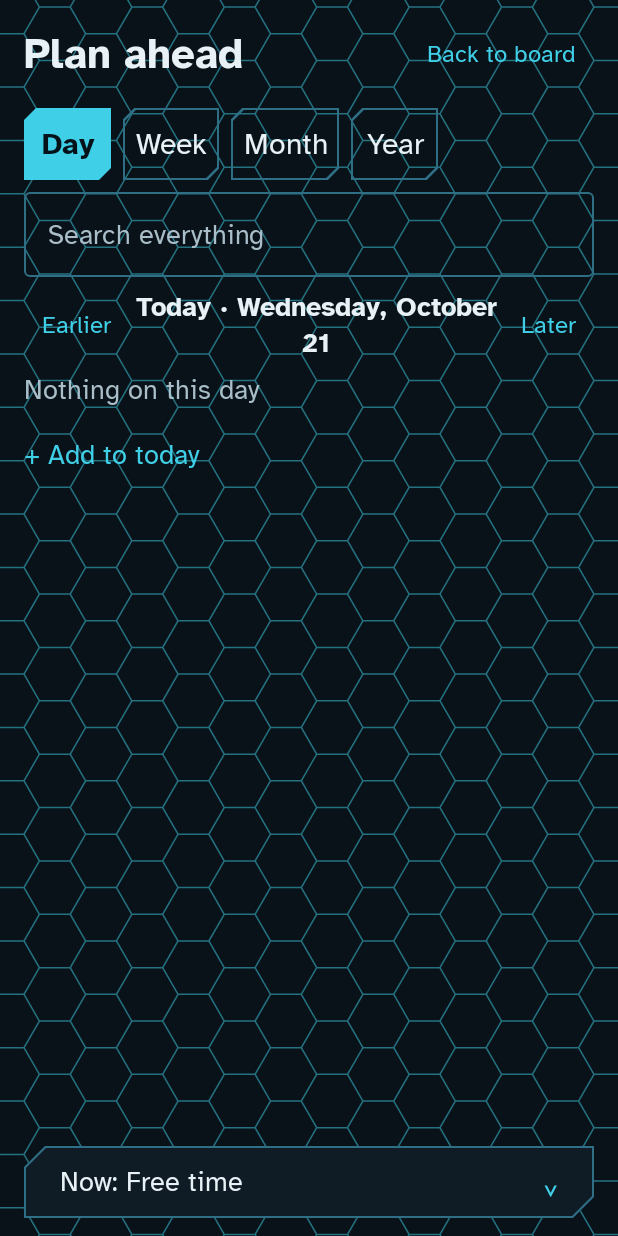
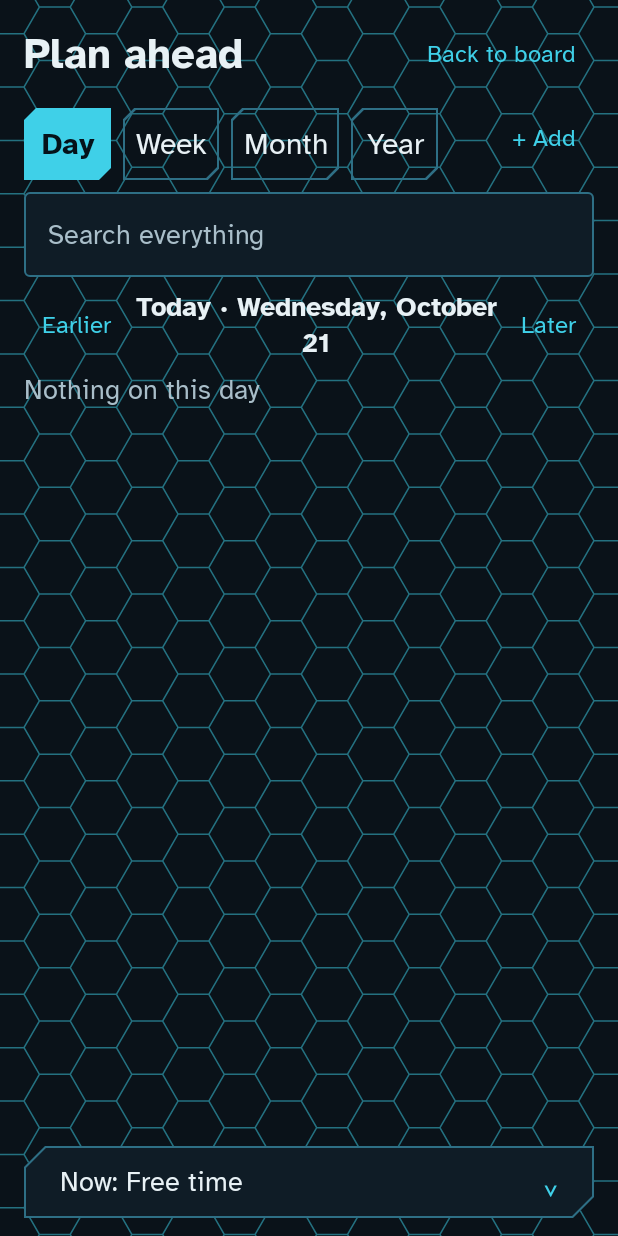
Before and after one commit to FallhammerLord/Initiative_Calendar, an Android app built with Jetpack Compose: the screen it shows after launch (MainActivity), after a tap on an icon or button, on a phone screen of 412 x 824 dp. Run offline under Robolectric (Android 15) with nearby library versions, the phone set to English and light mode, and no system bars; our stand-ins replace Room's generated code.

Commit message:
Log: one + Add button, today as planned, and dark fields
+ Add sits right of the zoom tabs and swaps the search box for quick-add
aimed at the day in view; Search swaps back. The per-day add lines go.
Today's open tasks in the Log show their forecast times, in order, as
the day panel does. Every text field gets the panel's dark surface, so
it stands clear of the background pattern.

Co-Authored-By: Claude Opus 5.5 <noreply@anthropic.com>
Claude-Session: https://claude.ai/code/session_01UqUncHy39EwzRQR8gYQFLp

```diff
--- a/app/src/main/java/net/fallhammer/initiative/ui/AppDrawer.kt
+++ b/app/src/main/java/net/fallhammer/initiative/ui/AppDrawer.kt
@@ -70,6 +70,7 @@ fun AppDrawer(
             textStyle = Type.body.copy(color = Ink.text),
             keyboardOptions = KeyboardOptions(imeAction = ImeAction.Go),
             keyboardActions = KeyboardActions(onGo = { shown.firstOrNull()?.let(onLaunch) }),
+            colors = fieldColors(),
             modifier = Modifier.fillMaxWidth(),
         )
         Spacer(Modifier.height(Space.s))
--- a/app/src/main/java/net/fallhammer/initiative/ui/BoardScreen.kt
+++ b/app/src/main/java/net/fallhammer/initiative/ui/BoardScreen.kt
@@ -196,6 +196,7 @@ fun BoardScreen(vm: BoardViewModel) {
                 LogScreen(
                     vm.log,
                     ui.board?.now?.item,
+                    forecast = ui.forecast,
                     flash = flash,
                     onAdd = vm::addOn,
                     onUndo = vm::undo,
@@ -854,6 +855,7 @@ private fun QuickAdd(onSubmit: (String) -> Boolean, modifier: Modifier = Modifie
         } else {
             { QuietButton(stringResource(R.string.quick_add_button), { if (onSubmit(text)) text = "" }, color = Ink.accent) }
         },
+        colors = fieldColors(),
         modifier = modifier.fillMaxWidth().onFocusChanged { focused = it.isFocused },
     )
 }
--- a/app/src/main/java/net/fallhammer/initiative/ui/Design.kt
+++ b/app/src/main/java/net/fallhammer/initiative/ui/Design.kt
@@ -30,6 +30,8 @@ import androidx.compose.material3.ButtonDefaults
 import androidx.compose.material3.Checkbox
 import androidx.compose.material3.CheckboxDefaults
 import androidx.compose.material3.OutlinedButton
+import androidx.compose.material3.OutlinedTextFieldDefaults
+import androidx.compose.material3.TextFieldColors
 import androidx.compose.material3.Switch
 import androidx.compose.material3.SwitchDefaults
 import androidx.compose.material3.Text
@@ -550,6 +552,19 @@ fun rememberHaptics(): Haptics {
     return remember(view) { Haptics(view) }
 }
 
+/**
+ * Every text field's colors: the panel's dark surface underneath, so typed text
+ * stands clear of the background pattern; the frame color for the outline, and
+ * the accent while typing.
+ */
+@Composable
+fun fieldColors(): TextFieldColors = OutlinedTextFieldDefaults.colors(
+    focusedContainerColor = Ink.surface,
+    unfocusedContainerColor = Ink.surface,
+    focusedBorderColor = Ink.accent,
+    unfocusedBorderColor = Ink.frame,
+)
+
 /** A short note after an action, with Undo when the action can be taken back. */
 @Composable
 fun FlashLine(text: String, undoLabel: String?, onUndo: () -> Unit) {
--- a/app/src/main/java/net/fallhammer/initiative/ui/EditScreen.kt
+++ b/app/src/main/java/net/fallhammer/initiative/ui/EditScreen.kt
@@ -236,6 +236,7 @@ private fun Field(label: String, value: String, onChange: (String) -> Unit, sing
         label = { Text(label, style = Type.bodySmall) },
         textStyle = Type.body.copy(color = Ink.text),
         keyboardOptions = KeyboardOptions(capitalization = KeyboardCapitalization.Sentences),
+        colors = fieldColors(),
         modifier = modifier,
     )
 }
--- a/app/src/main/java/net/fallhammer/initiative/ui/LogScreen.kt
+++ b/app/src/main/java/net/fallhammer/initiative/ui/LogScreen.kt
@@ -32,8 +32,6 @@ import androidx.compose.ui.focus.focusRequester
 import androidx.compose.ui.focus.FocusRequester
 import androidx.compose.runtime.remember
 import androidx.compose.runtime.LaunchedEffect
-import androidx.compose.foundation.layout.isImeVisible
-import androidx.compose.foundation.layout.WindowInsets
 import androidx.compose.foundation.layout.ExperimentalLayoutApi
 import androidx.compose.ui.Modifier
 import androidx.compose.ui.draw.clip
@@ -52,6 +50,7 @@ import androidx.compose.ui.text.style.TextAlign
 import androidx.compose.ui.text.style.TextOverflow
 import androidx.compose.ui.unit.dp
 import androidx.lifecycle.compose.collectAsStateWithLifecycle
+import initiative.core.Forecast
 import initiative.core.Formats
 import initiative.core.Item
 import initiative.core.Log
@@ -60,6 +59,7 @@ import initiative.core.Status
 import net.fallhammer.initiative.R
 import java.time.DayOfWeek
 import java.time.LocalDate
+import java.time.LocalDateTime
 
 /**
  * The Log: planning beyond today. Day, Week, Month, and Year, each paged with
@@ -72,6 +72,7 @@ import java.time.LocalDate
 fun LogScreen(
     model: LogModel,
     nowItem: Item?,
+    forecast: Forecast,
     flash: Flash?,
     onAdd: (String, LocalDate) -> Boolean,
     onUndo: () -> Unit,
@@ -86,18 +87,13 @@ fun LogScreen(
     var flipped by rememberSaveable { mutableStateOf(longArrayOf()) }
     val zooms = listOf(R.string.log_day, R.string.log_week, R.string.log_month, R.string.log_year).map { stringResource(it) }
     val nowId = nowItem?.id
-    // The day whose add line is open, as an epoch day; one at a time. Hiding the
-    // keyboard closes it.
-    var adding by rememberSaveable { mutableStateOf<Long?>(null) }
-    val keyboardUp = WindowInsets.isImeVisible
-    LaunchedEffect(keyboardUp) { if (!keyboardUp) adding = null }
-    fun LazyListScope.addLine(date: LocalDate) {
-        // Plans go forward: no add line on a day that's past.
-        if (date < view.today) return
-        item(key = "add-${date.toEpochDay()}") {
-            AddLine(date, view.today, open = adding == date.toEpochDay(), onOpen = { adding = date.toEpochDay() }, onAdd = onAdd)
-        }
-    }
+    // Today's open tasks take their times and order from the forecast, as on the board.
+    val planned = remember(forecast) { forecast.slots.associate { it.item.id to it.at } }
+    // + Add swaps the search box for a quick-add line aimed at the day in view
+    // (never a past one); Search swaps back. Not in Year, which has no one day.
+    var adding by rememberSaveable { mutableStateOf(false) }
+    val showAdd = adding && zoom != Zoom.YEAR
+    val addDay = maxOf(view.date, view.today)
 
     Screen {
         Row(Modifier.fillMaxWidth(), verticalAlignment = Alignment.CenterVertically) {
@@ -105,8 +101,20 @@ fun LogScreen(
             QuietButton(stringResource(R.string.log_back), onClose, color = Ink.accent)
         }
         Spacer(Modifier.height(Space.inside))
-        ChoiceRow(null, zooms, zoom.ordinal) { model.setZoom(Zoom.entries[it]) }
+        Row(Modifier.fillMaxWidth(), verticalAlignment = Alignment.Top) {
+            Box(Modifier.weight(1f)) { ChoiceRow(null, zooms, zoom.ordinal) { model.setZoom(Zoom.entries[it]) } }
+            if (zoom != Zoom.YEAR) {
+                QuietButton(
+                    stringResource(if (showAdd) R.string.log_search_mode else R.string.log_add),
+                    { adding = !showAdd },
+                    color = Ink.accent,
+                )
+            }
+        }
         Spacer(Modifier.height(Space.inside))
+        if (showAdd) {
+            AddField(addDay, view.today, onAdd)
+        } else {
             OutlinedTextField(
                 value = query,
                 onValueChange = model::setQuery,
@@ -115,8 +123,10 @@ fun LogScreen(
                 textStyle = Type.body.copy(color = Ink.text),
                 keyboardOptions = KeyboardOptions(imeAction = ImeAction.Search),
                 keyboardActions = KeyboardActions(onSearch = { focus.clearFocus() }),
+                colors = fieldColors(),
                 modifier = Modifier.fillMaxWidth(),
             )
+        }
         Spacer(Modifier.height(Space.inside))
         val results = view.results
         if (results == null) {
@@ -134,16 +144,12 @@ fun LogScreen(
         }
         LazyColumn(Modifier.weight(1f).fillMaxWidth()) {
             when {
-                results != null -> entries(results, nowId, showDate = true, empty = R.string.log_no_results, onEdit = onEdit)
-                view.zoom == Zoom.DAY -> {
-                    entries(view.days.firstOrNull()?.second.orEmpty(), nowId, onEdit = onEdit)
-                    addLine(view.date)
-                }
-                // A day with nothing on it has nothing to fold: just its name and add line.
+                results != null -> entries(results, nowId, emptyMap(), showDate = true, empty = R.string.log_no_results, onEdit = onEdit)
+                view.zoom == Zoom.DAY -> entries(view.days.firstOrNull()?.second.orEmpty(), nowId, planned, onEdit = onEdit)
+                // A day with nothing on it has nothing to fold: just its name.
                 view.zoom == Zoom.WEEK -> view.days.forEach { (date, list) ->
                     if (list.isEmpty()) {
                         item { DayHeader(date, view.today, open = true, onToggle = null) }
-                        addLine(date)
                     } else {
                         val open = date.toEpochDay() !in flipped
                         item {
@@ -152,17 +158,13 @@ fun LogScreen(
                                 flipped = if (day in flipped) flipped.filter { it != day }.toLongArray() else flipped + day
                             }
                         }
-                        if (open) {
-                            entries(list, nowId, onEdit = onEdit)
-                            addLine(date)
-                        }
+                        if (open) entries(list, nowId, planned, onEdit = onEdit)
                     }
                 }
                 view.zoom == Zoom.MONTH -> {
                     item { MonthGrid(view, model::pick) }
                     item { DayHeader(view.date, view.today, open = true, onToggle = null) }
-                    entries(view.days.firstOrNull { it.first == view.date }?.second.orEmpty(), nowId, onEdit = onEdit)
-                    addLine(view.date)
+                    entries(view.days.firstOrNull { it.first == view.date }?.second.orEmpty(), nowId, planned, onEdit = onEdit)
                 }
                 else -> items(view.months) { MonthRow(it, view.today, model::openMonth) }
             }
@@ -181,15 +183,19 @@ fun LogScreen(
 private fun LazyListScope.entries(
     list: List<LogEntry>,
     nowId: Long?,
+    planned: Map<Long, LocalDateTime>,
     showDate: Boolean = false,
     empty: Int = R.string.log_empty_day,
     onEdit: (Item) -> Unit,
 ) {
     if (list.isEmpty()) {
         item { Body(stringResource(empty), Modifier.padding(vertical = Space.s), style = Type.bodySmall) }
-    } else {
-        items(list) { EntryRow(it, nowId, showDate, onEdit) }
+        return
     }
+    // An open task in today's forecast shows its planned time, in the forecast's order.
+    fun at(e: LogEntry): LocalDateTime? = (if (!e.projected && e.item.isOpen) planned[e.item.id] else null) ?: e.time
+    val ordered = if (showDate) list else list.sortedWith(compareBy({ it.date }, { at(it) == null }, { at(it) }))
+    items(ordered) { EntryRow(it, at(it), nowId, showDate, onEdit) }
 }
 
 @Composable
@@ -236,13 +242,13 @@ private fun DayHeader(date: LocalDate, today: LocalDate, open: Boolean, onToggle
  * edited on its own, so it isn't tappable.
  */
 @Composable
-private fun EntryRow(entry: LogEntry, nowId: Long?, showDate: Boolean, onEdit: (Item) -> Unit) {
+private fun EntryRow(entry: LogEntry, at: LocalDateTime?, nowId: Long?, showDate: Boolean, onEdit: (Item) -> Unit) {
     val item = entry.item
     val isNow = !entry.projected && item.id == nowId
     val time = when {
         showDate -> Formats.shortDate(entry.date)
         isNow -> stringResource(R.string.log_now)
-        else -> entry.time?.let { Formats.clock(it) } ?: stringResource(R.string.log_any_time)
+        else -> at?.let { Formats.clock(it) } ?: stringResource(R.string.log_any_time)
     }
     val title = when {
         entry.projected -> stringResource(R.string.log_repeats, item.title)
@@ -291,35 +297,30 @@ private fun EntryText(entry: LogEntry, title: String, modifier: Modifier = Modif
 }
 
 /**
- * The way to add to a day from the Log: "+ Add to Friday", which opens into a
- * quick-add line in place. A line is read as for quick-add, on this day unless
- * it names another. Enter adds and leaves the line open for the next one.
+ * Quick-add for the day in view, in place of the search box: read as quick-add
+ * reads a line, on this day unless the text names another ("dentist fri").
+ * Enter adds and leaves the line ready for the next one.
  */
 @Composable
-private fun AddLine(date: LocalDate, today: LocalDate, open: Boolean, onOpen: () -> Unit, onAdd: (String, LocalDate) -> Boolean) {
-    if (!open) {
-        val name = if (date == today) stringResource(R.string.log_add_today) else stringResource(R.string.log_add_to, Formats.weekday(date))
-        Row(Modifier.fillMaxWidth().heightIn(min = Tap.min).clickable(onClick = onOpen), verticalAlignment = Alignment.CenterVertically) {
-            Text(name, style = Type.bodySmall, color = Ink.accent)
-        }
-        return
-    }
+private fun AddField(day: LocalDate, today: LocalDate, onAdd: (String, LocalDate) -> Boolean) {
     // Saved across a restart, so a half-typed line survives.
-    var text by rememberSaveable(date) { mutableStateOf("") }
+    var text by rememberSaveable { mutableStateOf("") }
     val cursor = remember { FocusRequester() }
     LaunchedEffect(Unit) { runCatching { cursor.requestFocus() } }
     fun submit() {
-        if (onAdd(text, date)) text = ""
+        if (onAdd(text, day)) text = ""
     }
+    val hint = if (day == today) stringResource(R.string.log_add_hint_today) else stringResource(R.string.log_add_hint, Formats.weekday(day))
     OutlinedTextField(
         value = text,
         onValueChange = { text = it },
         singleLine = true,
-        placeholder = { Text(stringResource(R.string.quick_add_hint), style = Type.bodySmall, color = Ink.dim) },
+        placeholder = { Text(hint, style = Type.bodySmall, color = Ink.dim) },
         textStyle = Type.body.copy(color = Ink.text),
         keyboardOptions = KeyboardOptions(imeAction = ImeAction.Done),
         keyboardActions = KeyboardActions(onDone = { submit() }),
         trailingIcon = if (text.isBlank()) null else ({ QuietButton(stringResource(R.string.quick_add_button), ::submit, color = Ink.accent) }),
+        colors = fieldColors(),
         modifier = Modifier.fillMaxWidth().focusRequester(cursor),
     )
 }
--- a/app/src/main/res/values/strings.xml
+++ b/app/src/main/res/values/strings.xml
@@ -272,6 +272,8 @@
     <string name="log_fold_day">Fold this day</string>
     <string name="log_open_month">Open this month</string>
     <string name="log_folded_mark">›</string>
-    <string name="log_add_today">+ Add to today</string>
-    <string name="log_add_to">+ Add to %1$s</string>
+    <string name="log_add">+ Add</string>
+    <string name="log_search_mode">Search</string>
+    <string name="log_add_hint_today">Add to today</string>
+    <string name="log_add_hint">Add to %1$s</string>
 </resources>
```
Also changed, not shown: 2 other files. Lines whose indentation alone changed are shown as unchanged.
